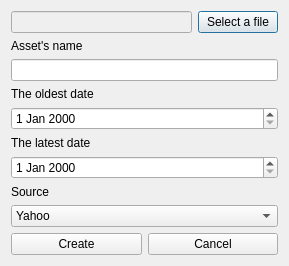
The window that Sources/GUI/windows/import.ui (pchaigno/varsoft) describes before a commit, drawn with Qt 5.
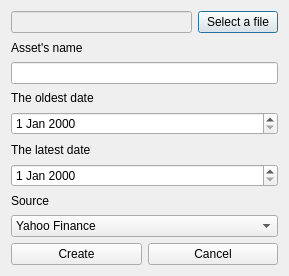
The same window after the commit.

Commit message: label renamed

Patch:
```diff
--- a/Sources/GUI/windows/import.ui
+++ b/Sources/GUI/windows/import.ui
@@ -7,7 +7,7 @@
     <x>0</x>
     <y>0</y>
     <width>289</width>
-    <height>254</height>
+    <height>276</height>
    </rect>
   </property>
   <property name="windowTitle">
@@ -71,9 +71,12 @@
    </item>
    <item>
     <widget class="QComboBox" name="comboBox">
+     <property name="currentText">
+      <string>Yahoo Finance</string>
+     </property>
      <item>
       <property name="text">
-       <string>Yahoo</string>
+       <string>Yahoo Finance</string>
       </property>
      </item>
      <item>
```
Left out of the diff: 2 changed lines with no effect on the pictures. The commit also changes 1 other file.
